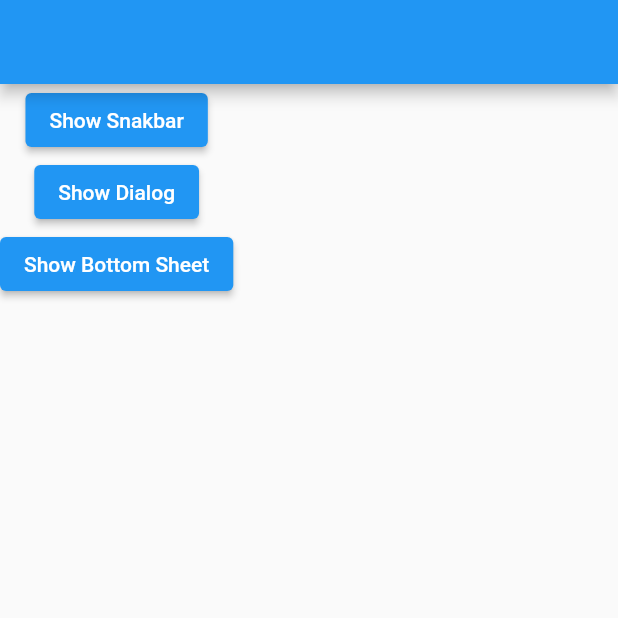
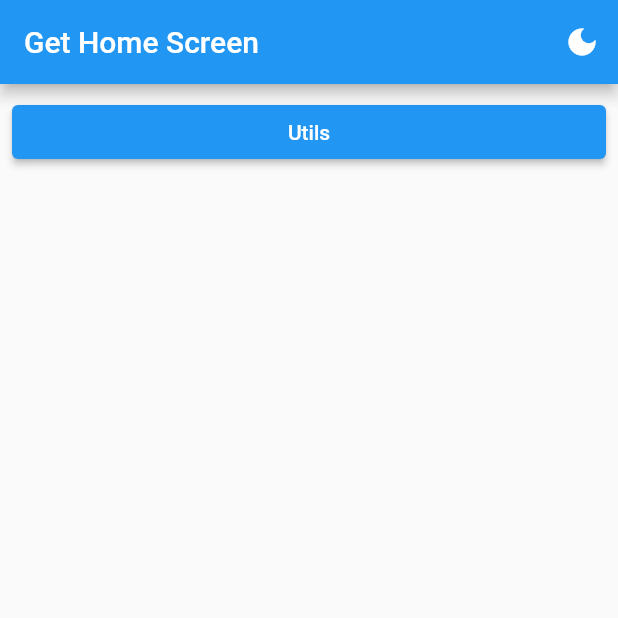
Before and after one commit to narimetisaigopi/getx_flutter_application_in_telugu, a Flutter app: the screen it shows after launch, on a phone screen of 412 x 824 dp, the top half of it. Run offline on Flutter 3.47's test engine with Material 2 defaults, Android fonts, the phone set to English and light mode, and no system bars; our stand-ins replace get.

Commit message:
added dark light theme

```diff
--- a/lib/get_utils_screen.dart
+++ b/lib/get_utils_screen.dart
@@ -12,10 +12,16 @@ class _GetUtilsScreenState extends State<GetUtilsScreen> {
   @override
   Widget build(BuildContext context) {
     return Scaffold(
-      appBar: AppBar(),
-      body: Column(
+      appBar: AppBar(
+        title: const Text("Get Utils"),
+      ),
+      body: Padding(
+        padding: const EdgeInsets.all(8.0),
+        child: Column(
           children: [
-          ElevatedButton(
+            SizedBox(
+              width: Get.width,
+              child: ElevatedButton(
                   onPressed: () {
                     Get.showSnackbar(const GetSnackBar(
                       title: "Hello",
@@ -26,7 +32,10 @@ class _GetUtilsScreenState extends State<GetUtilsScreen> {
                     ));
                   },
                   child: const Text("Show Snakbar")),
-          ElevatedButton(
+            ),
+            SizedBox(
+              width: Get.width,
+              child: ElevatedButton(
                   onPressed: () {
                     Get.defaultDialog(
                         title: "Logout",
@@ -40,7 +49,10 @@ class _GetUtilsScreenState extends State<GetUtilsScreen> {
                         confirm: const Text("Confirm"));
                   },
                   child: const Text("Show Dialog")),
-          ElevatedButton(
+            ),
+            SizedBox(
+              width: Get.width,
+              child: ElevatedButton(
                   onPressed: () {
                     Get.bottomSheet(
                         Container(
@@ -54,7 +66,9 @@ class _GetUtilsScreenState extends State<GetUtilsScreen> {
                         backgroundColor: Colors.green);
                   },
                   child: const Text("Show Bottom Sheet")),
+            ),
           ],
+        ),
       ),
     );
   }
--- /dev/null
+++ b/lib/home_screen.dart
@@ -0,0 +1,50 @@
+import 'package:flutter/material.dart';
+import 'package:flutter_application_1/get_utils_screen.dart';
+import 'package:get/get.dart';
+
+class HomeScreen extends StatefulWidget {
+  const HomeScreen({super.key});
+
+  @override
+  State<HomeScreen> createState() => _HomeScreenState();
+}
+
+class _HomeScreenState extends State<HomeScreen> {
+  @override
+  Widget build(BuildContext context) {
+    return Scaffold(
+      appBar: AppBar(
+        title: const Text(
+          "Get Home Screen",
+        ),
+        actions: [
+          IconButton(
+              onPressed: () {
+                GetUtils.isEmail("s");
+                Get.changeTheme(
+                    Get.isDarkMode ? ThemeData.light() : ThemeData.dark());
+              },
+              icon: Icon(Get.isDarkMode ? Icons.light_mode : Icons.dark_mode))
+        ],
+      ),
+      body: Padding(
+        padding: const EdgeInsets.all(8.0),
+        child: Column(
+          children: [
+            SizedBox(
+              width: Get.width,
+              child: ElevatedButton(
+                  onPressed: () {
+                    Navigator.push(
+                        context,
+                        MaterialPageRoute(
+                            builder: (builder) => const GetUtilsScreen()));
+                  },
+                  child: const Text("Utils")),
+            )
+          ],
+        ),
+      ),
+    );
+  }
+}
--- a/lib/main.dart
+++ b/lib/main.dart
@@ -1,5 +1,5 @@
 import 'package:flutter/material.dart';
-import 'package:flutter_application_1/get_utils_screen.dart';
+import 'package:flutter_application_1/home_screen.dart';
 import 'package:get/get.dart';
 
 void main() {
@@ -19,7 +19,7 @@ class _MyAppState extends State<MyApp> {
   Widget build(BuildContext context) {
     return const GetMaterialApp(
       title: 'My App',
-      home: GetUtilsScreen(),
+      home: HomeScreen(),
     );
   }
 }
```
Lines whose indentation alone changed are shown as unchanged.
